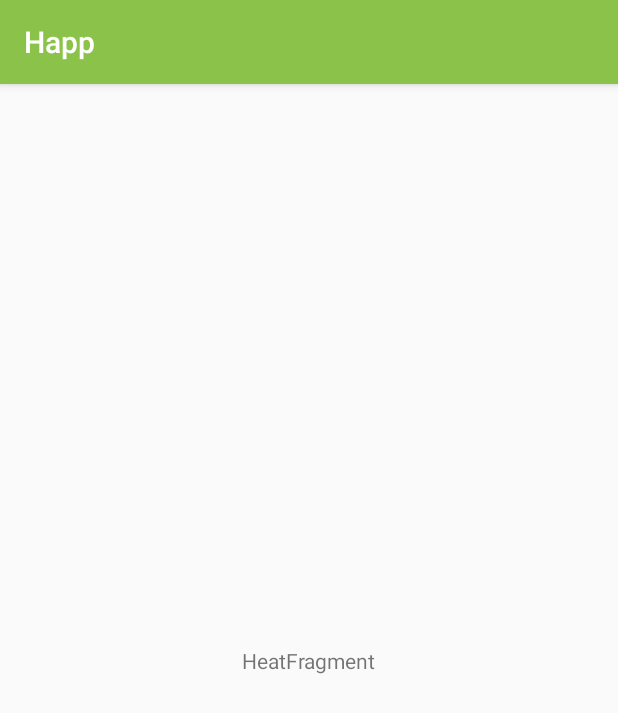
After one commit to CDESmith/Happ, an Android app: the HeatActivity screen opened directly, with no data from a screen before it, on a phone screen of 412 x 824 dp. The commit adds this screen. Shown: the top 713 px of the screen. Run offline under Robolectric (Android 15) with nearby library versions, the phone set to English and light mode, and no system bars.

Commit message:
added heat fragment to drawer

```diff
--- a/app/src/main/AndroidManifest.xml
+++ b/app/src/main/AndroidManifest.xml
@@ -9,7 +9,8 @@
         android:roundIcon="@mipmap/ic_launcher_round"
         android:supportsRtl="true"
         android:theme="@style/AppTheme">
-        <activity android:name=".LightActivity"></activity>
+        <activity android:name=".HeatActivity"></activity>
+        <activity android:name=".LightActivity" />
         <activity android:name=".TestFragment" />
         <activity
             android:name=".MainActivity"
--- /dev/null
+++ b/app/src/main/java/com/happ/happ/HeatActivity.java
@@ -0,0 +1,21 @@
+package com.happ.happ;
+
+import androidx.appcompat.app.AppCompatActivity;
+
+import android.os.Bundle;
+
+import com.happ.happ.ui.heat.HeatFragment;
+
+public class HeatActivity extends AppCompatActivity {
+
+    @Override
+    protected void onCreate(Bundle savedInstanceState) {
+        super.onCreate(savedInstanceState);
+        setContentView(R.layout.heat_activity);
+        if (savedInstanceState == null) {
+            getSupportFragmentManager().beginTransaction()
+                    .replace(R.id.container, HeatFragment.newInstance())
+                    .commitNow();
+        }
+    }
+}
--- a/app/src/main/java/com/happ/happ/MainActivity.java
+++ b/app/src/main/java/com/happ/happ/MainActivity.java
@@ -44,7 +44,7 @@ public class MainActivity extends AppCompatActivity {
         // Passing each menu ID as a set of Ids because each
         // menu should be considered as top level destinations.
         mAppBarConfiguration = new AppBarConfiguration.Builder(
-                R.id.nav_home, R.id.nav_gallery, R.id.nav_slideshow, R.id.nav_test, R.id.nav_lights)
+                R.id.nav_home, R.id.nav_gallery, R.id.nav_slideshow, R.id.nav_test, R.id.nav_lights, R.id.nav_heat)
                 .setDrawerLayout(drawer)
                 .build();
         NavController navController = Navigation.findNavController(this, R.id.nav_host_fragment);
--- /dev/null
+++ b/app/src/main/java/com/happ/happ/ui/heat/HeatFragment.java
@@ -0,0 +1,39 @@
+package com.happ.happ.ui.heat;
+
+import androidx.lifecycle.ViewModelProviders;
+
+import android.os.Bundle;
+
+import androidx.annotation.NonNull;
+import androidx.annotation.Nullable;
+import androidx.fragment.app.Fragment;
+
+import android.view.LayoutInflater;
+import android.view.View;
+import android.view.ViewGroup;
+
+import com.happ.happ.R;
+
+public class HeatFragment extends Fragment {
+
+    private HeatViewModel mViewModel;
+
+    public static HeatFragment newInstance() {
+        return new HeatFragment();
+    }
+
+    @Nullable
+    @Override
+    public View onCreateView(@NonNull LayoutInflater inflater, @Nullable ViewGroup container,
+                             @Nullable Bundle savedInstanceState) {
+        return inflater.inflate(R.layout.heat_fragment, container, false);
+    }
+
+    @Override
+    public void onActivityCreated(@Nullable Bundle savedInstanceState) {
+        super.onActivityCreated(savedInstanceState);
+        mViewModel = ViewModelProviders.of(this).get(HeatViewModel.class);
+        // TODO: Use the ViewModel
+    }
+
+}
--- /dev/null
+++ b/app/src/main/java/com/happ/happ/ui/heat/HeatViewModel.java
@@ -0,0 +1,7 @@
+package com.happ.happ.ui.heat;
+
+import androidx.lifecycle.ViewModel;
+
+public class HeatViewModel extends ViewModel {
+    // TODO: Implement the ViewModel
+}
--- /dev/null
+++ b/app/src/main/res/layout/heat_activity.xml
@@ -0,0 +1,7 @@
+<?xml version="1.0" encoding="utf-8"?>
+<FrameLayout xmlns:android="http://schemas.android.com/apk/res/android"
+    xmlns:tools="http://schemas.android.com/tools"
+    android:id="@+id/container"
+    android:layout_width="match_parent"
+    android:layout_height="match_parent"
+    tools:context=".HeatActivity" />
--- /dev/null
+++ b/app/src/main/res/layout/heat_fragment.xml
@@ -0,0 +1,20 @@
+<?xml version="1.0" encoding="utf-8"?>
+<androidx.constraintlayout.widget.ConstraintLayout xmlns:android="http://schemas.android.com/apk/res/android"
+    xmlns:app="http://schemas.android.com/apk/res-auto"
+    xmlns:tools="http://schemas.android.com/tools"
+    android:id="@+id/heat"
+    android:layout_width="match_parent"
+    android:layout_height="match_parent"
+    tools:context=".ui.heat.HeatFragment">
+
+    <TextView
+        android:id="@+id/message"
+        android:layout_width="wrap_content"
+        android:layout_height="wrap_content"
+        android:text="HeatFragment"
+        app:layout_constraintBottom_toBottomOf="parent"
+        app:layout_constraintEnd_toEndOf="parent"
+        app:layout_constraintStart_toStartOf="parent"
+        app:layout_constraintTop_toTopOf="parent" />
+
+</androidx.constraintlayout.widget.ConstraintLayout>
--- a/app/src/main/res/navigation/mobile_navigation.xml
+++ b/app/src/main/res/navigation/mobile_navigation.xml
@@ -34,4 +34,10 @@
         android:name="com.happ.happ.ui.light.LightFragment"
         android:label="@string/menu_lights"
         tools:layout="@layout/light_fragment" />
+
+    <fragment
+        android:id="@+id/nav_heat"
+        android:name="com.happ.happ.ui.heat.HeatFragment"
+        android:label="@string/menu_heat"
+        tools:layout="@layout/heat_fragment" />
 </navigation>
```
